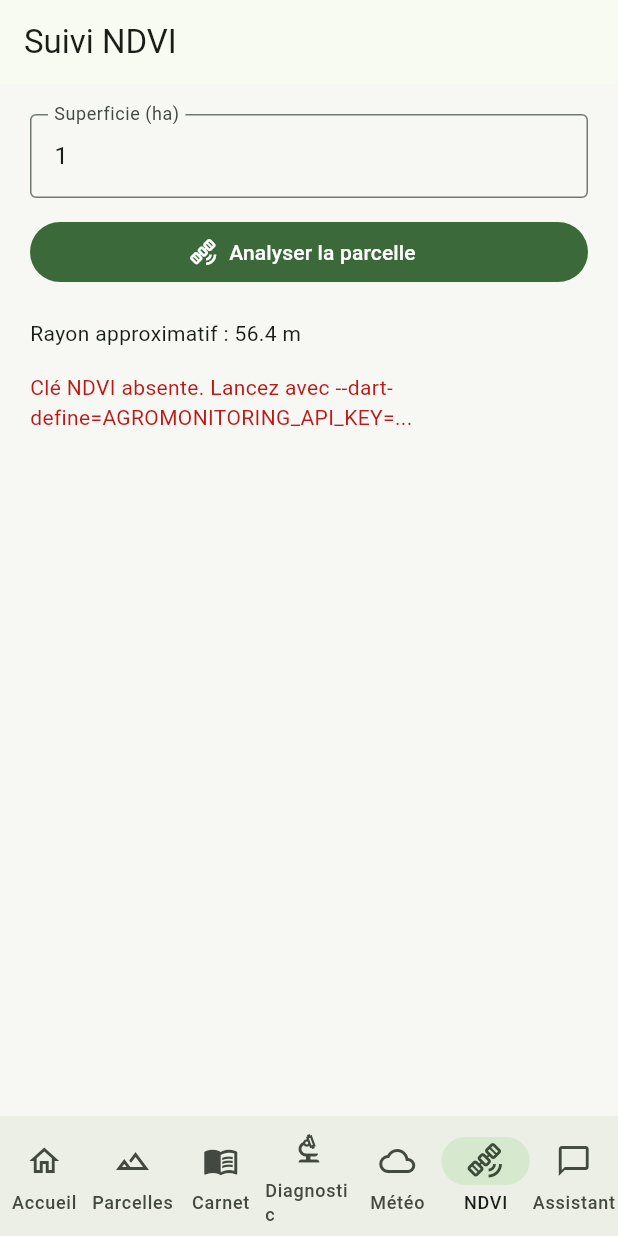
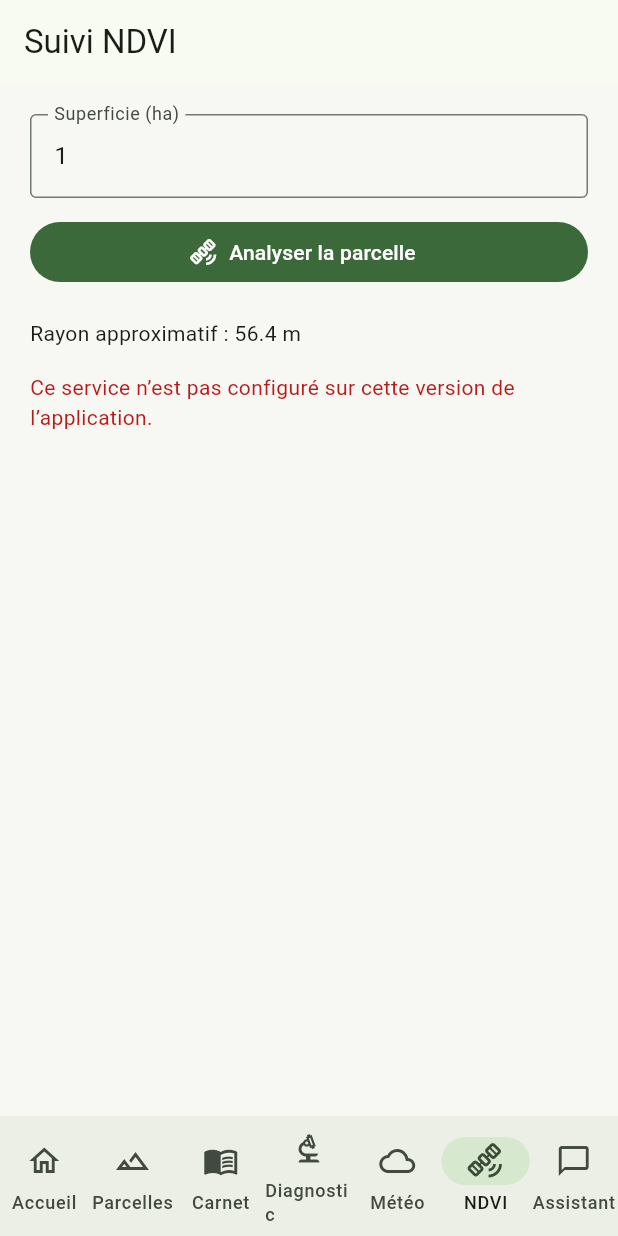
Before and after one commit to sefimiakanda/Smart-AgriVision-App, a Flutter app: the screen it shows once a user with an empty profile is signed in, item 6 of the bottom bar chosen, after a tap on "Analyser la parcelle", on a phone screen of 412 x 824 dp. Run offline on Flutter 3.47's test engine with Material 3 defaults, Android fonts, the phone set to English and light mode, and no system bars; our stand-ins replace cloud_firestore, firebase_auth, firebase_core, image_picker; missing offline and left inert: tflite_flutter; accounts and stored records are empty.

Commit message:
fix: handle service and permission errors

```diff
--- a/lib/controllers/auth_controller.dart
+++ b/lib/controllers/auth_controller.dart
@@ -33,6 +33,9 @@ class AuthController extends ChangeNotifier {
         'weak-password' =>
           'Le mot de passe doit contenir au moins 6 caractères.',
         'invalid-email' => 'Adresse email invalide.',
+        'operation-not-allowed' =>
+          'La connexion email n’est pas activée dans Firebase.',
+        'network-request-failed' => 'Connexion Internet impossible. Réessayez.',
         _ => 'Impossible de se connecter. Vérifiez votre connexion.',
       };
       return false;
--- a/lib/main.dart
+++ b/lib/main.dart
@@ -6,12 +6,21 @@ import 'views/auth/auth_gate.dart';
 
 Future<void> main() async {
   WidgetsFlutterBinding.ensureInitialized();
-  await Firebase.initializeApp(options: DefaultFirebaseOptions.currentPlatform);
-  runApp(const AgrivisionApp());
+  Object? firebaseError;
+  try {
+    await Firebase.initializeApp(
+      options: DefaultFirebaseOptions.currentPlatform,
+    );
+  } catch (error) {
+    firebaseError = error;
+  }
+  runApp(AgrivisionApp(firebaseError: firebaseError));
 }
 
 class AgrivisionApp extends StatelessWidget {
-  const AgrivisionApp({super.key});
+  const AgrivisionApp({super.key, this.firebaseError});
+
+  final Object? firebaseError;
 
   @override
   Widget build(BuildContext context) {
@@ -24,7 +33,42 @@ class AgrivisionApp extends StatelessWidget {
         scaffoldBackgroundColor: const Color(0xFFF7F8F3),
         useMaterial3: true,
       ),
-      home: const AuthGate(),
+      home: firebaseError == null
+          ? const AuthGate()
+          : FirebaseErrorView(error: firebaseError!),
     );
   }
 }
+
+class FirebaseErrorView extends StatelessWidget {
+  const FirebaseErrorView({required this.error, super.key});
+
+  final Object error;
+
+  @override
+  Widget build(BuildContext context) {
+    return Scaffold(
+      body: Center(
+        child: Padding(
+          padding: const EdgeInsets.all(24),
+          child: Column(
+            mainAxisAlignment: MainAxisAlignment.center,
+            children: [
+              const Icon(Icons.cloud_off, size: 64),
+              const SizedBox(height: 16),
+              const Text(
+                'Connexion au service indisponible',
+                textAlign: TextAlign.center,
+              ),
+              const SizedBox(height: 8),
+              const Text(
+                'Vérifiez la connexion Internet et la configuration Firebase.',
+                textAlign: TextAlign.center,
+              ),
+            ],
+          ),
+        ),
+      ),
+    );
+  }
+}
--- /dev/null
+++ b/lib/utils/user_error_message.dart
@@ -0,0 +1,17 @@
+String userErrorMessage(Object error) {
+  final message = error.toString().replaceFirst('Bad state: ', '');
+  if (message.contains('permission') || message.contains('denied')) {
+    return 'Permission refusée. Autorisez l’accès demandé dans les réglages du téléphone.';
+  }
+  if (message.contains('network') ||
+      message.contains('SocketException') ||
+      message.contains('timeout')) {
+    return 'Connexion impossible. Vérifiez Internet puis réessayez.';
+  }
+  if (message.contains('Clé ') || message.contains('absente')) {
+    return 'Ce service n’est pas configuré sur cette version de l’application.';
+  }
+  return message.contains(':')
+      ? 'Une erreur est survenue. Réessayez.'
+      : message;
+}
--- a/lib/views/assistant_view.dart
+++ b/lib/views/assistant_view.dart
@@ -1,6 +1,7 @@
 import 'package:flutter/material.dart';
 
 import '../services/gemini_service.dart';
+import '../utils/user_error_message.dart';
 
 class AssistantView extends StatefulWidget {
   const AssistantView({super.key});
@@ -78,9 +79,7 @@ class _AssistantViewState extends State<AssistantView> {
       if (mounted) setState(() => _answer = answer);
     } catch (error) {
       if (mounted) {
-        setState(
-          () => _error = error.toString().replaceFirst('Bad state: ', ''),
-        );
+        setState(() => _error = userErrorMessage(error));
       }
     } finally {
       if (mounted) setState(() => _loading = false);
--- a/lib/views/meteo_view.dart
+++ b/lib/views/meteo_view.dart
@@ -1,6 +1,7 @@
 import 'package:flutter/material.dart';
 
 import '../services/weather_service.dart';
+import '../utils/user_error_message.dart';
 
 class MeteoView extends StatefulWidget {
   const MeteoView({super.key});
@@ -67,9 +68,7 @@ class _MeteoViewState extends State<MeteoView> {
       if (mounted) setState(() => _weather = weather);
     } catch (error) {
       if (mounted) {
-        setState(
-          () => _error = error.toString().replaceFirst('Bad state: ', ''),
-        );
+        setState(() => _error = userErrorMessage(error));
       }
     } finally {
       if (mounted) setState(() => _loading = false);
--- a/lib/views/ndvi_view.dart
+++ b/lib/views/ndvi_view.dart
@@ -1,6 +1,7 @@
 import 'package:flutter/material.dart';
 
 import '../services/ndvi_service.dart';
+import '../utils/user_error_message.dart';
 
 class NdviView extends StatefulWidget {
   const NdviView({super.key});
@@ -94,9 +95,7 @@ class _NdviViewState extends State<NdviView> {
       if (mounted) setState(() => _result = value.toStringAsFixed(3));
     } catch (error) {
       if (mounted) {
-        setState(
-          () => _error = error.toString().replaceFirst('Bad state: ', ''),
-        );
+        setState(() => _error = userErrorMessage(error));
       }
     } finally {
       if (mounted) setState(() => _loading = false);
```
Also changed, not shown: lib/views/diagnostic_view.dart (+12 -6 lines).
